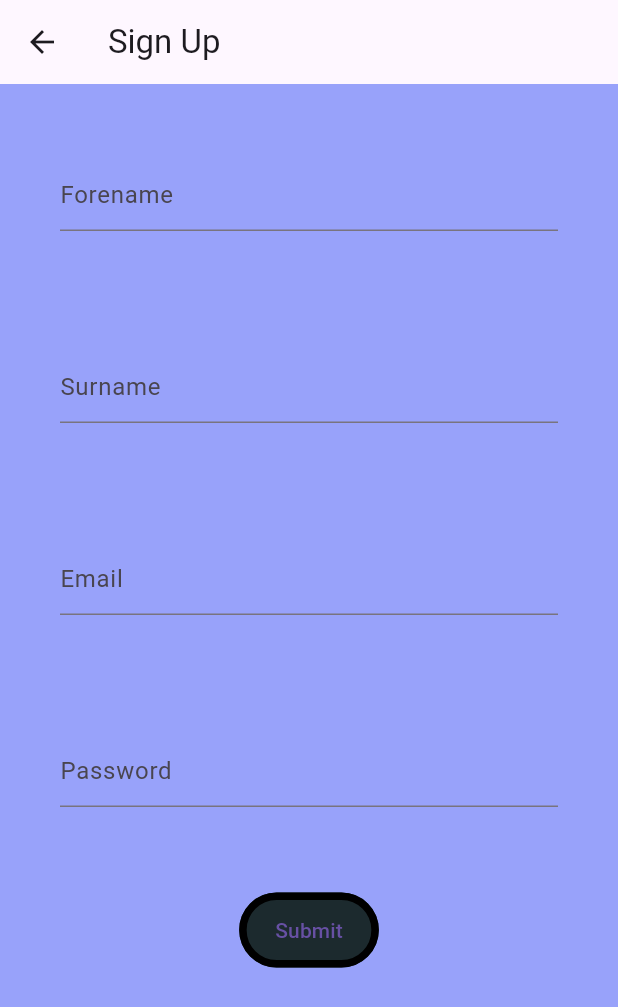
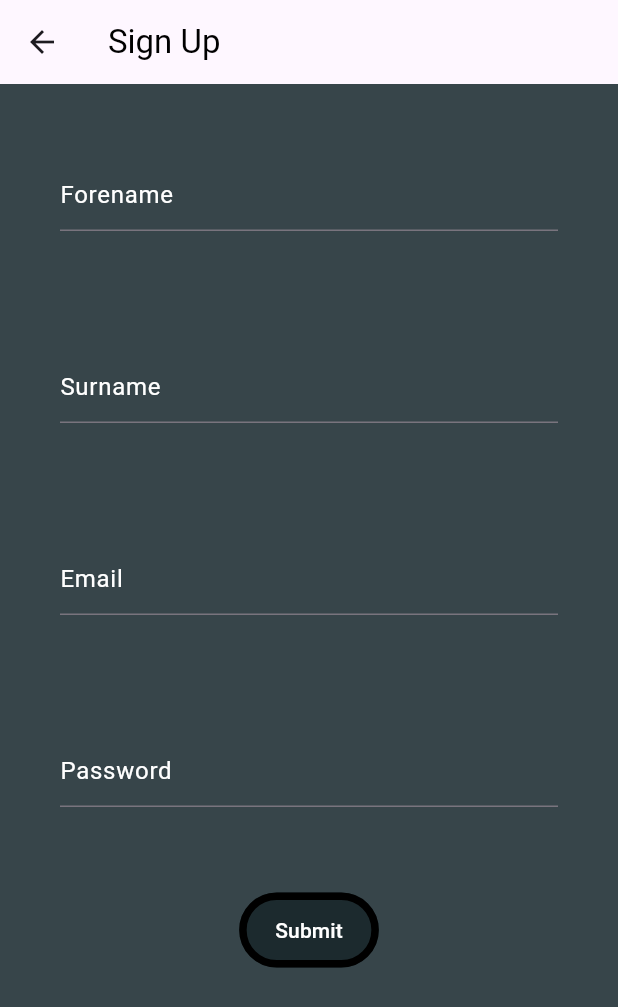
Before and after one commit to Biele10/Window-Cleaning-Mobile-App-Project, a Flutter app: the screen it shows after launch, after a tap on "Sign Up", on a phone screen of 412 x 824 dp. Shown: the top 1007 px of the screen. Run offline on Flutter 3.47's test engine with Material 3 defaults, Android fonts, the phone set to English and light mode, and no system bars; our stand-ins replace connectivity_plus, dio, flutter_secure_storage, internet_connection_checker_plus; network calls fail.

Commit message:
still working on sign up page, just need to sort out the hashing of the passwords and set up the refresh and session token stuff, might take a while

```diff
--- a/lib/app_screens/add_customer.dart
+++ b/lib/app_screens/add_customer.dart
@@ -173,13 +173,11 @@
   String addInfo,
 ) {
   return http.post(
-    Uri.parse('http://192.168.7.150:5000/receive'), // url of server to send
+    Uri.parse('http://192.168.7.150:5000/add_customer'), // url of server to send
     // data to
     headers: <String, String>{'Content-Type': 'application/json; charset=UTF-8'},
     body: jsonEncode(<String, String>{
       // encodes all the saved data into json format
-      'RequestType': 'add_customer', // tells the server the type of request
-      // add_customer is the name of a function in the Python flask file
       'Name': name,
       'Address': address,
       'Regularity': regularity,
--- a/lib/app_screens/signup.dart
+++ b/lib/app_screens/signup.dart
@@ -1,4 +1,7 @@
+import 'dart:convert';
+
 import 'package:flutter/material.dart';
+import 'package:http/http.dart' as http;
 
 class SignUp extends StatefulWidget {
   const SignUp({super.key});
@@ -11,8 +14,10 @@
   @override
   Widget build(BuildContext context) {
     return Scaffold(
-      backgroundColor: Color(0xFF98a2fa),
-      appBar: AppBar(title: Text('Sign Up')),
+      backgroundColor: Color(0xFF37454a),
+      appBar: AppBar(
+        title: Text('Sign Up', style: TextStyle(color: Color(0xFF000000))),
+      ),
       body: SingleChildScrollView(
         // if screen is too small, user can scroll
         // to fill in whole form and submit
@@ -28,25 +33,41 @@
                   top: 50.0,
                 ),
                 child: TextFormField(
-                  decoration: const InputDecoration(hintText: 'Forename'),
+                  style: TextStyle(color: Color(0xFFffffff)),
+                  decoration: const InputDecoration(
+                    hintText: 'Forename',
+                    hintStyle: TextStyle(color: Color(0xFFffffff)),
+                  ),
                 ),
               ),
               Padding(
                 padding: EdgeInsets.all(40.0),
                 child: TextFormField(
-                  decoration: const InputDecoration(hintText: 'Surname'),
+                  style: TextStyle(color: Color(0xFFffffff)),
+                  decoration: const InputDecoration(
+                    hintText: 'Surname',
+                    hintStyle: TextStyle(color: Color(0xFFffffff)),
+                  ),
                 ),
               ),
               Padding(
                 padding: EdgeInsets.all(40.0),
                 child: TextFormField(
-                  decoration: const InputDecoration(hintText: 'Email'),
+                  style: TextStyle(color: Color(0xFFffffff)),
+                  decoration: const InputDecoration(
+                    hintText: 'Email',
+                    hintStyle: TextStyle(color: Color(0xFFffffff)),
+                  ),
                 ),
               ),
               Padding(
                 padding: EdgeInsets.all(40.0),
                 child: TextFormField(
-                  decoration: const InputDecoration(hintText: 'Password'),
+                  style: TextStyle(color: Color(0xFFffffff)),
+                  decoration: const InputDecoration(
+                    hintText: 'Password',
+                    hintStyle: TextStyle(color: Color(0xFFffffff)),
+                  ),
                 ),
               ),
               Padding(
@@ -58,7 +79,10 @@
                     side: BorderSide(width: 5.0),
                     backgroundColor: Color(0xFF1c2a2e),
                   ),
-                  child: Text("Submit", style: TextStyle()),
+                  child: Text(
+                    "Submit",
+                    style: TextStyle(color: Color(0xFFffffff)),
+                  ),
                 ),
               ),
             ],
@@ -69,6 +93,32 @@
   }
 }
 
+Future<http.Response> createAlbum(
+  // future is a data type that means that
+  // the value that is to be returned may not come back instantly so,
+  // the operation is asynchronous meaning other operations can run while the
+  // function is running
+
+  // function that converts user input into json format
+  String forename,
+  String surname,
+  String email,
+  String password,
+) {
+  return http.post(
+    Uri.parse('http://192.168.7.150:5000/sign_up'), // url of server to send
+    // data to
+    headers: <String, String>{'Content-Type': 'application/json; charset=UTF-8'},
+    body: jsonEncode(<String, String>{
+      // encodes all the saved data into json format
+      'Forename': forename,
+      'Surname': surname,
+      'Email': email,
+      'Password': password,
+    }),
+  );
+}
+
 // List<String> hash_password(String password) {
 // String hashed_password = BCrypt.hashpw(password, BCrypt.gensalt());
 //}
--- a/lib/main.dart
+++ b/lib/main.dart
@@ -65,6 +65,11 @@
       title: 'Sponge',
       theme: ThemeData(
         fontFamily: 'FunnelDisplay',
+        textTheme: const TextTheme(
+          bodyLarge: TextStyle(color: Colors.black),
+          bodyMedium: TextStyle(color: Colors.black87),
+          titleLarge: TextStyle(color: Colors.red),
+        ),
         outlinedButtonTheme: OutlinedButtonThemeData(
           style: OutlinedButton.styleFrom(
             side: const BorderSide(color: Color(0xFF4f4b4c), width: 2.0),
```
